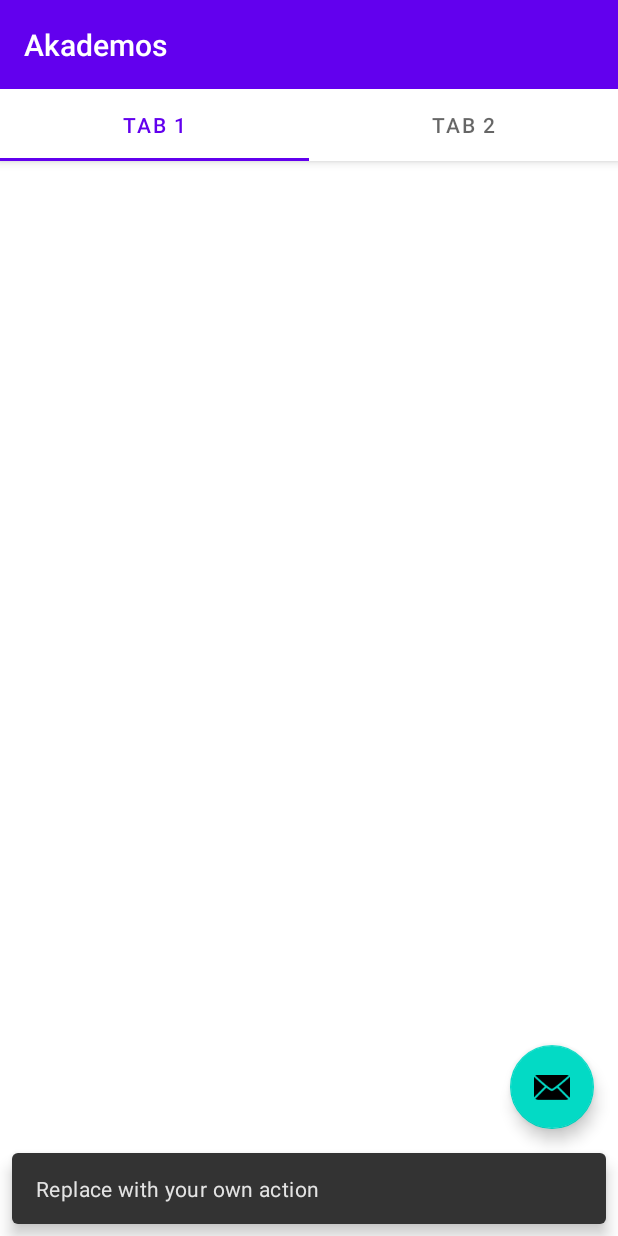
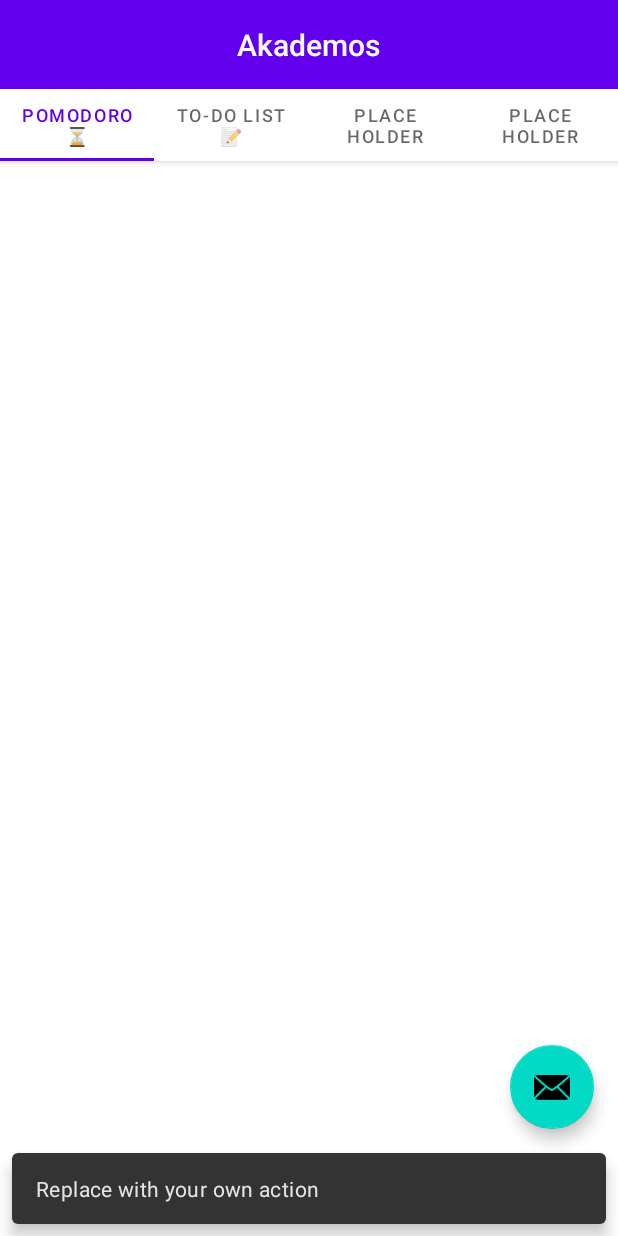
Before and after one commit to TheMoutonNoir/Hackathon-CodeJam, an Android app: the screen it shows after launch (MainActivity), after a tap on an icon or button, on a phone screen of 412 x 824 dp. Run offline under Robolectric (Android 15) with nearby library versions, the phone set to English and light mode, and no system bars; 1 statement that could not run was skipped.

Commit message:
add 4 tabs

```diff
--- a/app/src/main/java/com/example/akademos/ui/main/SectionsPagerAdapter.kt
+++ b/app/src/main/java/com/example/akademos/ui/main/SectionsPagerAdapter.kt
@@ -8,7 +8,9 @@ import com.example.akademos.R
 
 private val TAB_TITLES = arrayOf(
     R.string.tab_text_1,
-    R.string.tab_text_2
+    R.string.tab_text_2,
+    R.string.tab_text_3,
+    R.string.tab_text_4
 )
 
 /**
@@ -30,6 +32,6 @@ class SectionsPagerAdapter(private val context: Context, fm: FragmentManager) :
 
     override fun getCount(): Int {
         // Show 2 total pages.
-        return 2
+        return 4
     }
 }
--- a/app/src/main/res/layout/activity_main.xml
+++ b/app/src/main/res/layout/activity_main.xml
@@ -13,7 +13,7 @@
 
         <TextView
             android:id="@+id/title"
-            android:layout_width="wrap_content"
+            android:layout_width="match_parent"
             android:layout_height="wrap_content"
             android:gravity="center"
             android:minHeight="?actionBarSize"
--- a/app/src/main/res/values/strings.xml
+++ b/app/src/main/res/values/strings.xml
@@ -1,5 +1,7 @@
 <resources>
     <string name="app_name">Akademos</string>
-    <string name="tab_text_1">Tab 1</string>
-    <string name="tab_text_2">Tab 2</string>
+    <string name="tab_text_1">POMODORO ⏳</string>
+    <string name="tab_text_2">TO-DO LIST 📝</string>
+    <string name="tab_text_3">Place Holder</string>
+    <string name="tab_text_4">Place Holder</string>
 </resources>
```
